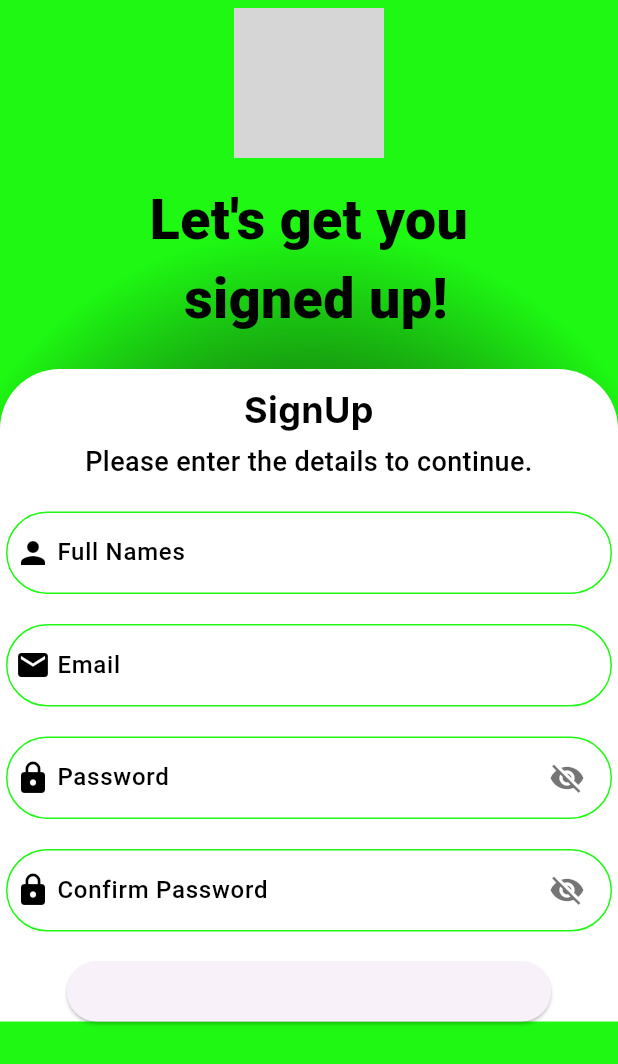
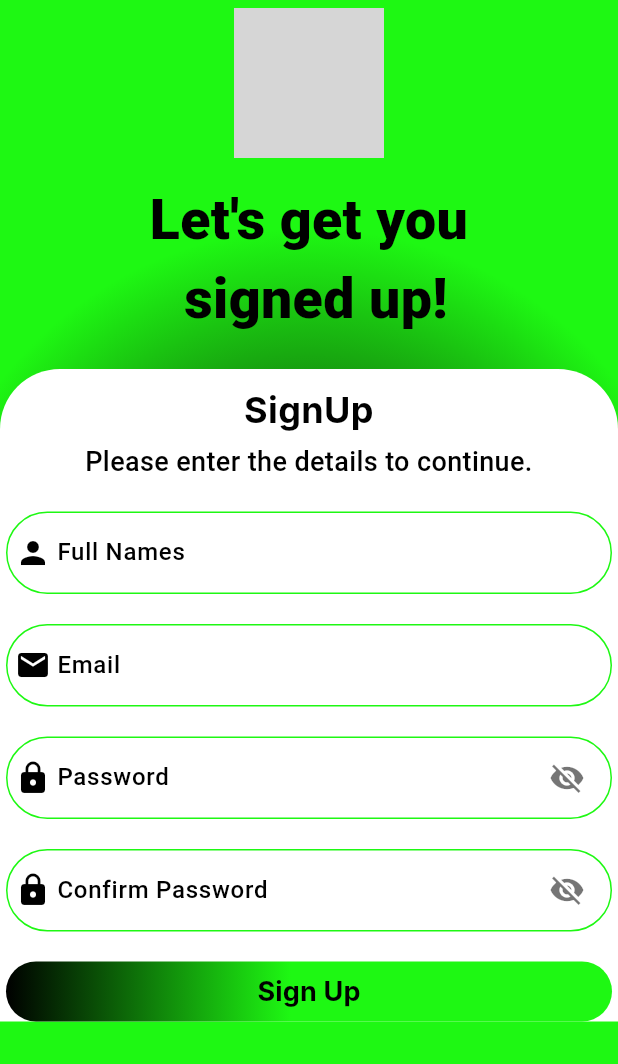
Before and after one commit to Alvin11David/UGANDA-EXPLORE, a Flutter app: the screen it shows after launch, on a phone screen of 412 x 824 dp. Shown: the top 1064 px of the screen. Run offline on Flutter 3.47's test engine with Material 3 defaults, Android fonts, the phone set to English and light mode, and no system bars; our stand-ins replace firebase_core; accounts and stored records are empty; Roboto replaces fonts that are missing (Inter, Outfit, Poppins); grey boxes are pictures that could not be loaded.

Commit message:
Designed the signup button by adding color and text

```diff
--- a/uganda_explore/lib/screens/auth/signup_screen.dart
+++ b/uganda_explore/lib/screens/auth/signup_screen.dart
@@ -89,7 +89,7 @@ class SignUpScreen extends StatelessWidget {
                     const SizedBox(height: 20),
                     Center(
                       child: SizedBox(
-                        width: 323,
+                        width: 450,
                         height: 40,
                         child: ElevatedButton(
                           onPressed: () {
@@ -99,13 +99,40 @@ class SignUpScreen extends StatelessWidget {
                             shape: RoundedRectangleBorder(
                               borderRadius: BorderRadius.circular(30),
                             ),
-                            ), child: null,
+                            backgroundColor: Colors.transparent,
+                            shadowColor: Colors.transparent,
                           ),
-                        )
+                          child: Container(
+                            decoration: const BoxDecoration(
+                              gradient: LinearGradient(
+                                begin: Alignment.centerLeft,
+                                end: Alignment.centerRight,
+                                colors: [
+                                  Color(0xFF000000),
+                                  Color(0xFF1EF813),
+                                ],
+                                stops: [0.0, 0.47],
+                              ),
+                              borderRadius: BorderRadius.all(Radius.circular(30)),
+                            ),
+                            child: Center(
+                              child: Text(
+                                'Sign Up',
+                                style: TextStyle(
+                                  color: Colors.black,
+                                  fontSize: 18,
+                                  fontWeight: FontWeight.bold,
+                                  fontFamily: 'Inter',
+                                ),
+                              ),
+                            ),
+                          ),
+                        ),
                       ),
+                    ),
                   ],
-                  ),
                 ),
+              ),
             ],
           ),
         ),
```
